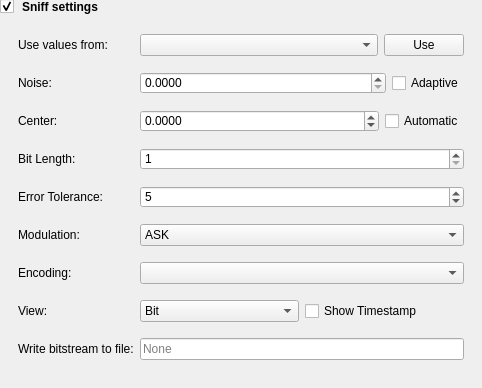
The window that data/ui/send_recv_sniff_settings.ui (jopohl/urh) describes before a commit, drawn with Qt 5.
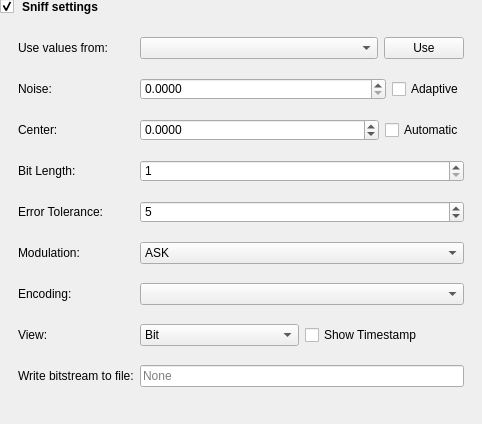
The same window after the commit. Icons and pictures are not drawn.

The edit to the form file:
```diff
--- a/data/ui/send_recv_sniff_settings.ui
+++ b/data/ui/send_recv_sniff_settings.ui
@@ -7,7 +7,7 @@
     <x>0</x>
     <y>0</y>
     <width>482</width>
-    <height>388</height>
+    <height>424</height>
    </rect>
   </property>
   <property name="windowTitle">
```
